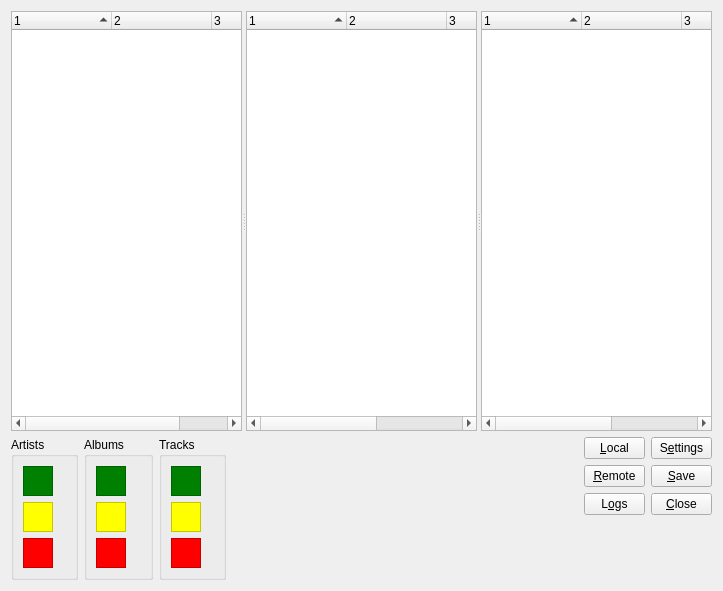
Before: the Qt Designer form ui/main.ui in KenjiTakahashi/gayeogi, drawn with Qt 5.
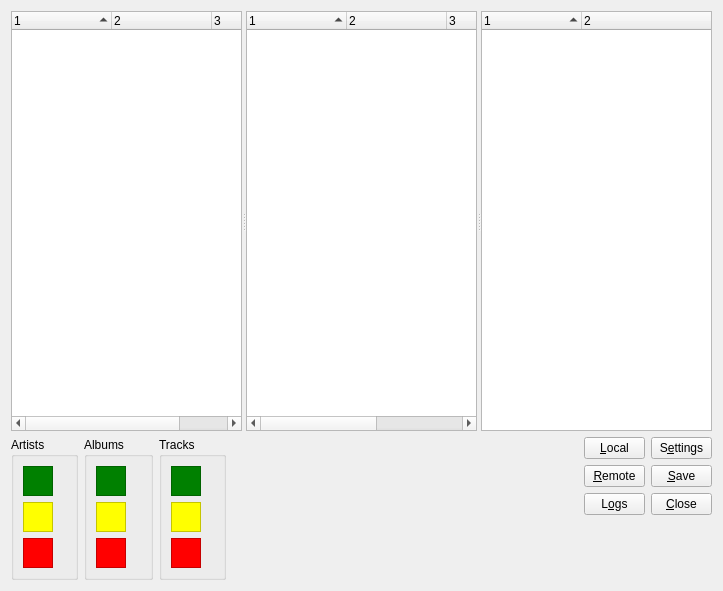
After: the same form once the commit is applied.

Patch:
```diff
--- a/ui/main.ui
+++ b/ui/main.ui
@@ -114,7 +114,7 @@
           <bool>true</bool>
          </property>
          <property name="columnCount">
-          <number>4</number>
+          <number>2</number>
          </property>
          <column>
           <property name="text">
@@ -126,16 +126,6 @@
            <string notr="true">2</string>
           </property>
          </column>
-         <column>
-          <property name="text">
-           <string notr="true">3</string>
-          </property>
-         </column>
-         <column>
-          <property name="text">
-           <string notr="true">4</string>
-          </property>
-         </column>
         </widget>
        </widget>
       </item>
```
